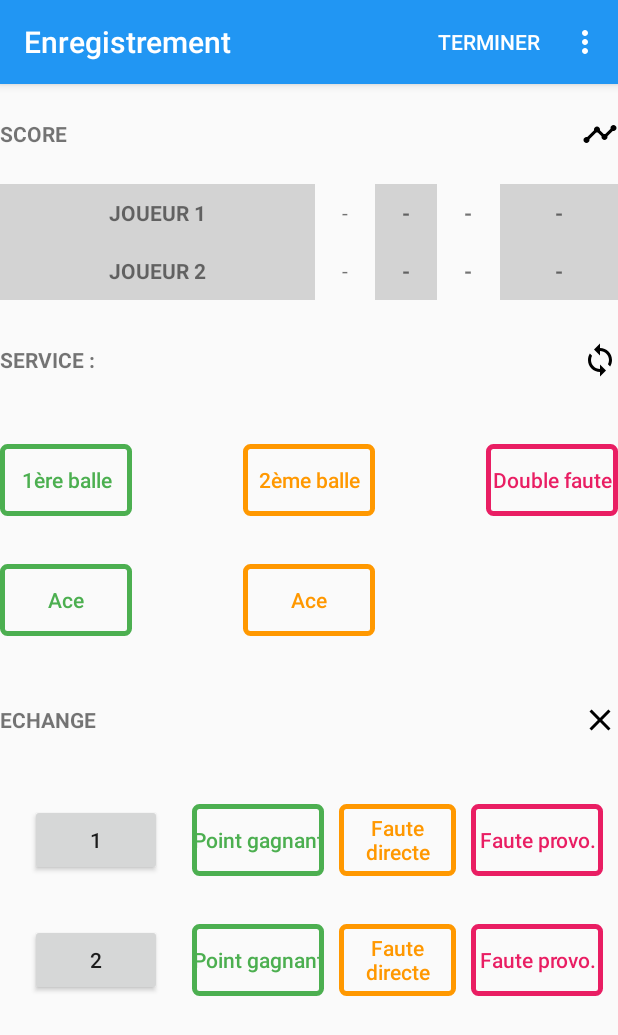
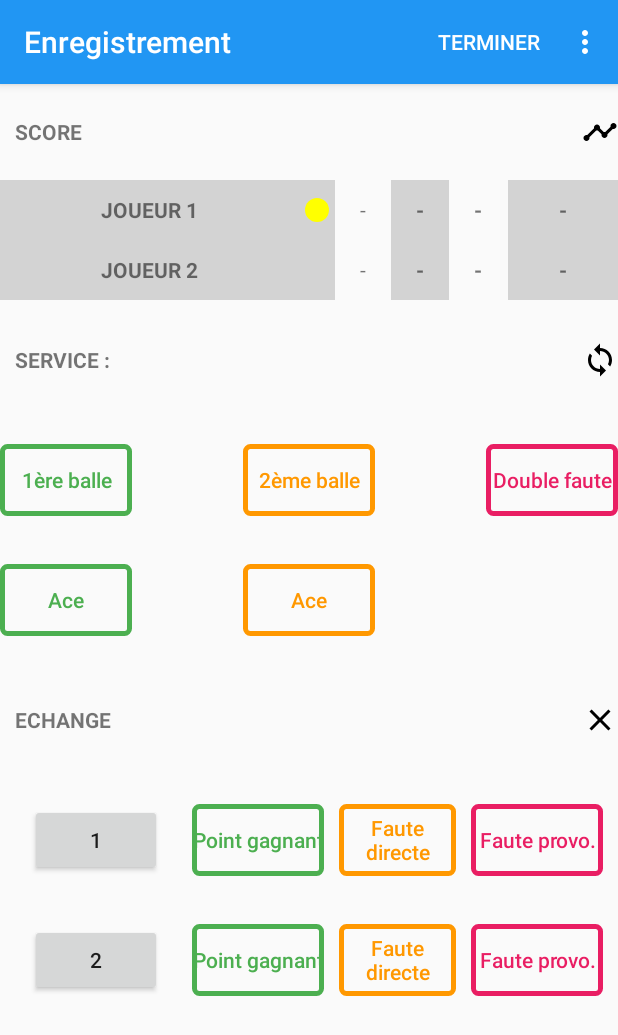
Before and after one commit to AlphaNam/AndroidM1, an Android app: the NewMatch screen opened directly, with no data from a screen before it, after a tap on "DÉMARRER", on a phone screen of 412 x 824 dp. Shown: the top 1035 px of the screen. Run offline under Robolectric (Android 15) with nearby library versions, the phone set to English and light mode, and no system bars; 3 other taps on this screen came first.

Commit message:
Added ball to the player serving

```diff
--- a/app/src/main/java/fr/android/tennistracker/FragmentScore.java
+++ b/app/src/main/java/fr/android/tennistracker/FragmentScore.java
@@ -9,8 +9,17 @@ import androidx.fragment.app.Fragment;
 import android.view.LayoutInflater;
 import android.view.View;
 import android.view.ViewGroup;
+import android.widget.EditText;
+import android.widget.TextView;
 
 public class FragmentScore extends Fragment {
+    private FragmentScoreListener listener;
+    private TextView tv_nom_joueur1;
+    private TextView tv_nom_joueur2;
+
+    public interface FragmentScoreListener{
+        void onInputASent(CharSequence input);
+    }
 
     public FragmentScore() {
         // Required empty public constructor
@@ -25,11 +34,38 @@ public class FragmentScore extends Fragment {
     public View onCreateView(LayoutInflater inflater, ViewGroup container,
                              Bundle savedInstanceState) {
         // Inflate the layout for this fragment
-        return inflater.inflate(R.layout.fragment_score, container, false);
+
+        View view = inflater.inflate(R.layout.fragment_score, container, false);
+        tv_nom_joueur1 = view.findViewById(R.id.tv_score_nomj1);
+        tv_nom_joueur2 = view.findViewById(R.id.tv_score_nomj2);
+
+
+
+        return view;
     }
 
     @Override
     public void onAttach(Context context) {
         super.onAttach(context);
+        /*if (context instanceof  FragmentScoreListener){
+            listener = (FragmentScoreListener)context;
+        } else {
+            throw new RuntimeException((context.toString())
+                    + "must implement FragmentScoreListener");
+        }*/
+    }
+
+    @Override
+    public void onDetach() {
+        super.onDetach();
+        listener = null;
+    }
+
+    public void updateTextViewJoueur1(CharSequence newTextJoueur1){
+        tv_nom_joueur1.setText(newTextJoueur1);
+    }
+
+    public void updateTextViewJoueur2(CharSequence newTextJoueur2){
+        tv_nom_joueur2.setText(newTextJoueur2);
     }
 }
--- a/app/src/main/java/fr/android/tennistracker/MatchActivity.java
+++ b/app/src/main/java/fr/android/tennistracker/MatchActivity.java
@@ -4,7 +4,7 @@ import android.content.DialogInterface;
 import android.os.Bundle;
 import android.view.Menu;
 import android.view.MenuItem;
-import android.widget.FrameLayout;
+import android.widget.TextView;
 
 import androidx.appcompat.app.AlertDialog;
 import androidx.appcompat.app.AppCompatActivity;
@@ -15,6 +15,9 @@ public class MatchActivity extends AppCompatActivity {
     private FragmentScore fragmentScore;
     private FragmentService fragmentService;
     private FragmentEchange fragmentEchange;
+
+    private static final String JOUEUR_1 = "Joueur 1";
+    private static final String JOUEUR_2 = "Joueur 2";
 
     @Override
     public boolean onCreateOptionsMenu(Menu menu) {
@@ -28,6 +31,16 @@ public class MatchActivity extends AppCompatActivity {
     protected void onCreate(Bundle savedInstanceState) {
         super.onCreate(savedInstanceState);
         setContentView(R.layout.activity_match);
+
+        String nomJoueur1 = null;
+        String nomJoueur2 = null;
+        Bundle extras = getIntent().getExtras();
+        if(extras != null)
+        {
+            nomJoueur1 = extras.getString("NOM_JOUEUR_1");
+            nomJoueur2 = extras.getString("NOM_JOUEUR_2");
+        }
+
         Toolbar toolbar = findViewById(R.id.toolbar);
         setSupportActionBar(toolbar);
 
@@ -35,24 +48,33 @@ public class MatchActivity extends AppCompatActivity {
         // ?
         invalidateOptionsMenu();
         // ?
+
+
         //final Integer choice;
-        String[] listItems = new String[]{"Joueur 1", "Joueur 2"};
+        //if((nomJoueur1 == null)
+        final String[] listItems = new String[]{
+                (nomJoueur1.isEmpty())? JOUEUR_1 :nomJoueur1,
+                (nomJoueur2.isEmpty())? JOUEUR_2 :nomJoueur2
+        };
         AlertDialog.Builder mBuilder = new AlertDialog.Builder(MatchActivity.this);
         mBuilder.setTitle("Premier serveur");
         mBuilder.setItems(listItems, new DialogInterface.OnClickListener() {
             @Override
             public void onClick(DialogInterface dialog, int which) {
-
-                dialog.dismiss();
+                if(listItems[which].equals(listItems[0])){
+                    // Attacher le point jaune au fragment score
+                    //dialog.dismiss();
+                }
             }
         });
         mBuilder.setNegativeButton("Cancel", new DialogInterface.OnClickListener() {
             @Override
             public void onClick(DialogInterface dialog, int which) {
                 // textview.setText(listItem[i]);
-                dialog.dismiss();
+                //dialog.dismiss();
             }
         });
+
 
         AlertDialog mDialog = mBuilder.create();
         mDialog.show();
@@ -67,6 +89,19 @@ public class MatchActivity extends AppCompatActivity {
                 .add(R.id.service_layout, fragmentService)
                 .add(R.id.echange_layout, fragmentEchange)
                 .commit();
+/*
+        TextView tv_score_name_joueur1 = (TextView)findViewById(R.id.tv_score_nomj1);
+        TextView tv_score_name_joueur2 = (TextView)findViewById(R.id.tv_score_nomj2);*/
+        /*if(nomJoueur1 != null)
+            tv_score_name_joueur1.setText(nomJoueur1);
+        if(nomJoueur2 != null)
+            tv_score_name_joueur2.setText(nomJoueur2);*/
+
+        if(!nomJoueur1.isEmpty())
+            fragmentScore.updateTextViewJoueur1(nomJoueur1);
+
+        if(!nomJoueur2.isEmpty())
+            fragmentScore.updateTextViewJoueur2(nomJoueur2);
 
     }
 
--- a/app/src/main/java/fr/android/tennistracker/NewMatch.java
+++ b/app/src/main/java/fr/android/tennistracker/NewMatch.java
@@ -7,6 +7,7 @@ import android.view.MenuItem;
 import android.view.View;
 import android.widget.AdapterView;
 import android.widget.ArrayAdapter;
+import android.widget.EditText;
 import android.widget.Spinner;
 
 import androidx.annotation.NonNull;
@@ -21,10 +22,16 @@ public class NewMatch extends AppCompatActivity implements AdapterView.OnItemSel
         switch (item.getItemId()){
             case R.id.menu_demarrer:
                 Intent intent = new Intent(this, MatchActivity.class);
+                EditText et_joueur1 = (EditText) findViewById(R.id.et_joueur1);
+                EditText et_joueur2 = (EditText) findViewById(R.id.et_joueur2);
+                intent.putExtra("NOM_JOUEUR_1",et_joueur1.getText().toString());
+                intent.putExtra("NOM_JOUEUR_2",et_joueur2.getText().toString());
                 startActivity(intent);
                 overridePendingTransition(R.anim.slide_in_right, R.anim.slide_out_left);
                 break;
-
+            case R.id.home:
+                finish();
+                return true;
         }
 
         return super.onOptionsItemSelected(item);
@@ -45,10 +52,6 @@ public class NewMatch extends AppCompatActivity implements AdapterView.OnItemSel
         item.setVisible(false);
         item = menu.findItem(R.id.menu_saisie_coup);
         item.setVisible(false);
-
-
-
-
         return super.onCreateOptionsMenu(menu);
     }
 
@@ -57,14 +60,7 @@ public class NewMatch extends AppCompatActivity implements AdapterView.OnItemSel
         super.onCreate(savedInstanceState);
         setContentView(R.layout.activity_new_match);
 
-        /*MenuItem itemTerminer = (MenuItem)findViewById(R.id.menu_terminer);
-        itemTerminer.setVisible(false);*/
-
-        //getSupportActionBar().
-        //invalidateOptionsMenu();
-
         invalidateOptionsMenu();
-
 
         Spinner spinnerFormatMatch = (Spinner) findViewById(R.id.spinner_format_match);
         ArrayAdapter<CharSequence> adapterFormatMatch = ArrayAdapter.createFromResource(this, R.array.formats_match, R.layout.support_simple_spinner_dropdown_item);
@@ -82,13 +78,7 @@ public class NewMatch extends AppCompatActivity implements AdapterView.OnItemSel
         ArrayAdapter<CharSequence> adapterTypeCoup = ArrayAdapter.createFromResource(this, R.array.type_coup, R.layout.support_simple_spinner_dropdown_item);
         adapterTypeCoup.setDropDownViewResource(R.layout.support_simple_spinner_dropdown_item);
         spinnerTypeCoup.setAdapter(adapterTypeCoup);
-        /*spinnerTypeCoup.setOnItemClickListener(new AdapterView.OnItemClickListener() {
-            @Override
-            public void onItemClick(AdapterView<?> parent, View view, int position, long id) {
-                Snackbar.make(view, "Passez à la version PRO !", Snackbar.LENGTH_LONG)
-                        .setAction("Action", null).show();
-            }
-        });*/
+
         spinnerTypeCoup.setOnItemSelectedListener(new AdapterView.OnItemSelectedListener() {
             @Override
             public void onItemSelected(AdapterView<?> parent, View view, int position, long id) {
@@ -101,15 +91,6 @@ public class NewMatch extends AppCompatActivity implements AdapterView.OnItemSel
 
             }
         });
-
-
-                /*new View.OnClickListener() {
-            @Override
-            public void onClick(View view) {
-                Snackbar.make(view, "Passez à la version PRO !", Snackbar.LENGTH_LONG)
-                        .setAction("Action", null).show();
-            }
-        });*/
 
         getSupportActionBar().setDisplayHomeAsUpEnabled(true);
         getSupportActionBar().setTitle("Nouveau match");
--- /dev/null
+++ b/app/src/main/res/drawable/ic_fiber_manual_record_black_24dp.xml
@@ -0,0 +1,5 @@
+<vector android:height="24dp" android:tint="#D3D3D3"
+    android:viewportHeight="24.0" android:viewportWidth="24.0"
+    android:width="24dp" xmlns:android="http://schemas.android.com/apk/res/android">
+    <path android:fillColor="#010101" android:pathData="M12,12m-8,0a8,8 0,1 1,16 0a8,8 0,1 1,-16 0"/>
+</vector>
--- /dev/null
+++ b/app/src/main/res/drawable/ic_fiber_manual_record_yellow_24dp.xml
@@ -0,0 +1,5 @@
+<vector android:height="24dp" android:tint="#FFFF00"
+    android:viewportHeight="24.0" android:viewportWidth="24.0"
+    android:width="24dp" xmlns:android="http://schemas.android.com/apk/res/android">
+    <path android:fillColor="#010101" android:pathData="M12,12m-8,0a8,8 0,1 1,16 0a8,8 0,1 1,-16 0"/>
+</vector>
--- a/app/src/main/res/layout/fragment_echange.xml
+++ b/app/src/main/res/layout/fragment_echange.xml
@@ -24,6 +24,7 @@
                 android:id="@+id/tv_echange"
                 android:layout_width="wrap_content"
                 android:layout_height="match_parent"
+                android:layout_marginLeft="10dp"
                 android:gravity="center_vertical"
                 android:text="@string/echange"
                 android:textStyle="bold" />
--- a/app/src/main/res/layout/fragment_score.xml
+++ b/app/src/main/res/layout/fragment_score.xml
@@ -24,6 +24,7 @@
                 android:id="@+id/tv_score"
                 android:layout_width="wrap_content"
                 android:layout_height="match_parent"
+                android:layout_marginLeft="10dp"
                 android:gravity="center_vertical"
                 android:text="@string/score"
                 android:textStyle="bold" />
@@ -61,10 +62,11 @@
                 android:layout_height="match_parent"
                 android:layout_weight="4"
                 android:background="#D3D3D3"
+                android:drawableRight="@drawable/ic_fiber_manual_record_yellow_24dp"
                 android:gravity="center"
                 android:text="@string/joueur_1"
                 android:textStyle="bold"
-                />
+                android:drawableEnd="@drawable/ic_fiber_manual_record_yellow_24dp" />
 
             <TextView
                 android:id="@+id/tv_score_jeu_actuel_j1"
@@ -109,13 +111,16 @@
             android:layout_weight="1">
 
             <TextView
+                android:id="@+id/tv_score_nomj2"
                 android:layout_width="wrap_content"
                 android:layout_height="match_parent"
                 android:layout_weight="4"
                 android:background="#D3D3D3"
+                android:drawableRight="@drawable/ic_fiber_manual_record_black_24dp"
                 android:gravity="center"
                 android:text="@string/joueur_2"
-                android:textStyle="bold" />
+                android:textStyle="bold"
+                android:drawableEnd="@drawable/ic_fiber_manual_record_black_24dp" />
 
             <TextView
                 android:id="@+id/tv_score_jeu_actuel_j2"
--- a/app/src/main/res/layout/fragment_service.xml
+++ b/app/src/main/res/layout/fragment_service.xml
@@ -24,6 +24,7 @@
                 android:id="@+id/tv_service"
                 android:layout_width="wrap_content"
                 android:layout_height="match_parent"
+                android:layout_marginLeft="10dp"
                 android:gravity="center_vertical"
                 android:text="SERVICE :"
                 android:textStyle="bold" />
```
